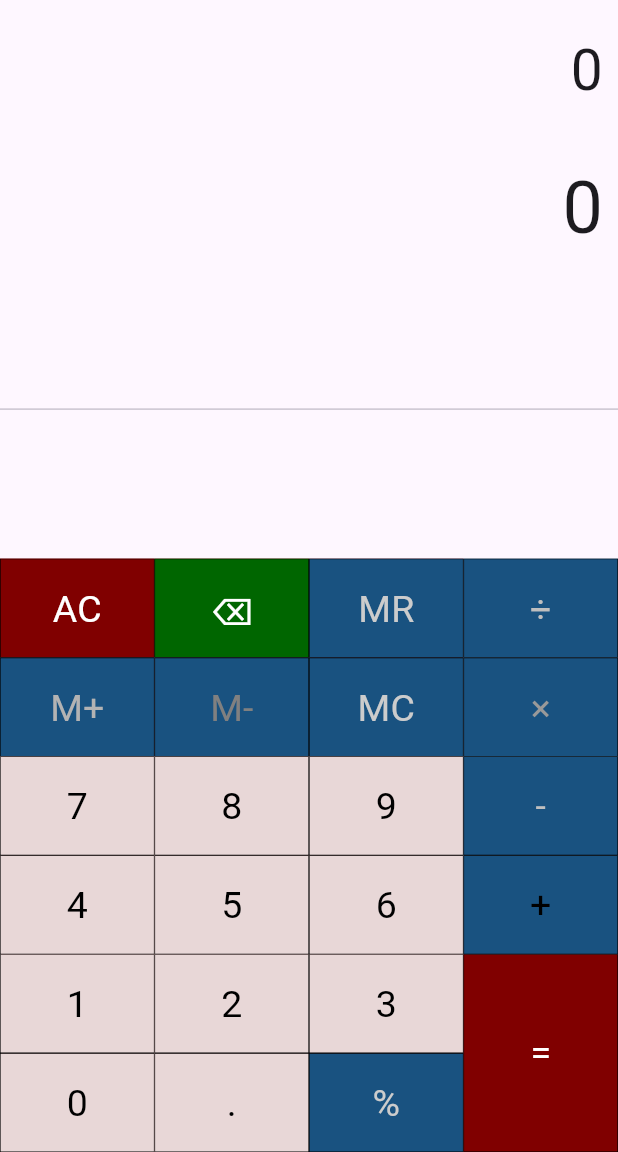
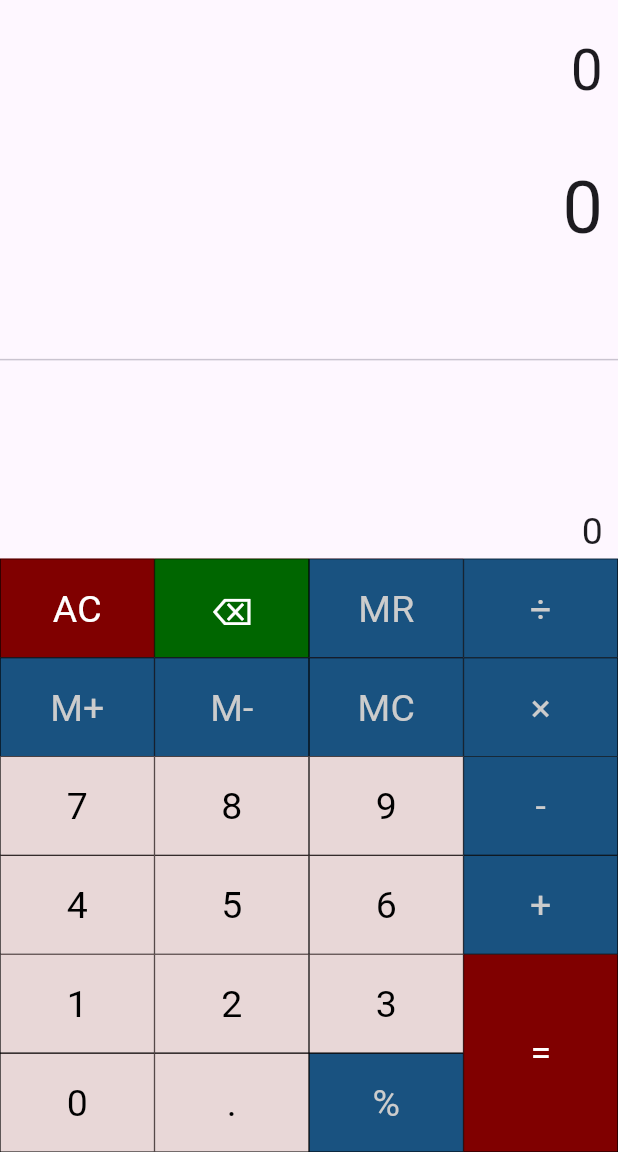
Before and after one commit to surajgond07/calculator, a Flutter app: the screen it shows after launch, on a phone screen of 412 x 824 dp, the part 84-1236 px from its top. Run offline on Flutter 3.47's test engine with Material 3 defaults, Android fonts, the phone set to English and light mode, and no system bars; our stand-ins replace math_expressions.

Commit message:
UI need to improve

```diff
--- a/lib/main.dart
+++ b/lib/main.dart
@@ -201,8 +201,19 @@ class _SimpleCalculatorState extends State<SimpleCalculator> {
               ),
             ),
           ),
+
           const Expanded(
             child: Divider(),
+          ),
+          Container(
+            alignment: Alignment.centerRight,
+            padding: const EdgeInsets.fromLTRB(10, 30, 10, 0),
+            child: Text(
+              result,
+              style: const TextStyle(
+                fontSize: 25.0,
+              ),
+            ),
           ),
           Row(
             mainAxisAlignment: MainAxisAlignment.center,
@@ -246,13 +257,13 @@ class _SimpleCalculatorState extends State<SimpleCalculator> {
                           "M+",
                           1,
                           const Color(0xFF195280),
-                          const Color(0xFFb3b3b3),
+                          const Color(0xFFcccccc),
                         ),
                         buildButton(
                           "M-",
                           1,
                           const Color(0xFF195280),
-                          const Color(0xFF808080),
+                          const Color(0xFFcccccc),
                         ),
                         buildButton(
                           "MC",
@@ -362,7 +373,7 @@ class _SimpleCalculatorState extends State<SimpleCalculator> {
                         "÷",
                         1,
                         const Color(0xFF195280),
-                        const Color(0xFFbfbfbf),
+                        const Color(0xFFcccccc),
                       ),
                     ]),
                     TableRow(children: [
@@ -370,7 +381,7 @@ class _SimpleCalculatorState extends State<SimpleCalculator> {
                         "×",
                         1,
                         const Color(0xFF195280),
-                        const Color(0xFF999999),
+                        const Color(0xFFcccccc),
                       ),
                     ]),
                     TableRow(children: [
@@ -378,7 +389,7 @@ class _SimpleCalculatorState extends State<SimpleCalculator> {
                         "-",
                         1,
                         const Color(0xFF195280),
-                        const Color(0xFFbfbfbf),
+                        const Color(0xFFcccccc),
                       ),
                     ]),
                     TableRow(children: [
@@ -386,7 +397,7 @@ class _SimpleCalculatorState extends State<SimpleCalculator> {
                         "+",
                         1,
                         const Color(0xFF195280),
-                        const Color(0xFF000000),
+                        const Color(0xFFcccccc),
                       ),
                     ]),
                     TableRow(children: [
```
